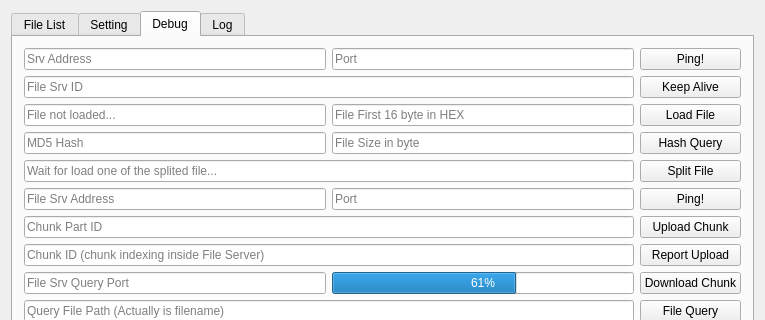
Above: mainwindow.ui from BLumia/LajiPan-Client before the change; both pictures show x 0 to 765 and y 0 to 320 of the 765 by 462 pixel window. Below: the same form after it.
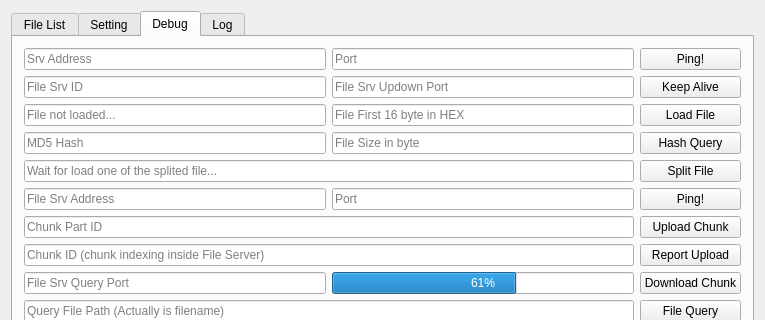
That is the form after the change. The open tabs and pages were chosen to show the change. Custom widgets are drawn as their Qt base class.

```diff
--- a/mainwindow.ui
+++ b/mainwindow.ui
@@ -404,16 +404,6 @@
             </property>
            </widget>
           </item>
-          <item row="1" column="0" colspan="2">
-           <widget class="QLineEdit" name="dbgFileSrvIDEdit">
-            <property name="statusTip">
-             <string>File Server ID</string>
-            </property>
-            <property name="placeholderText">
-             <string>File Srv ID</string>
-            </property>
-           </widget>
-          </item>
           <item row="5" column="0" colspan="2">
            <widget class="QLineEdit" name="lineEdit">
             <property name="readOnly">
@@ -464,6 +454,26 @@
             </property>
            </widget>
           </item>
+          <item row="1" column="0">
+           <widget class="QLineEdit" name="dbgFileSrvIDEdit">
+            <property name="statusTip">
+             <string>File Server ID</string>
+            </property>
+            <property name="placeholderText">
+             <string>File Srv ID</string>
+            </property>
+           </widget>
+          </item>
+          <item row="1" column="1">
+           <widget class="QLineEdit" name="dbgFileSrvUpdownPortEdit">
+            <property name="statusTip">
+             <string>File Server Updown (TCP) Listening Port</string>
+            </property>
+            <property name="placeholderText">
+             <string>File Srv Updown Port</string>
+            </property>
+           </widget>
+          </item>
          </layout>
         </item>
         <item>
```
Left out of the diff: 2 changed lines with no effect on the pictures.
